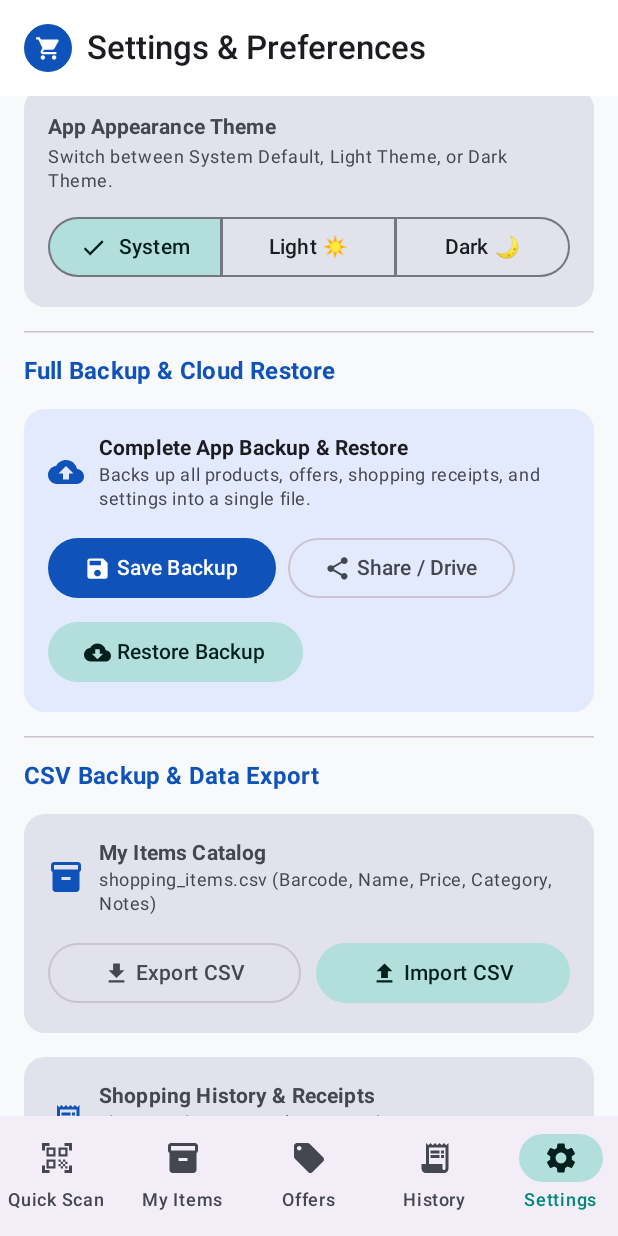
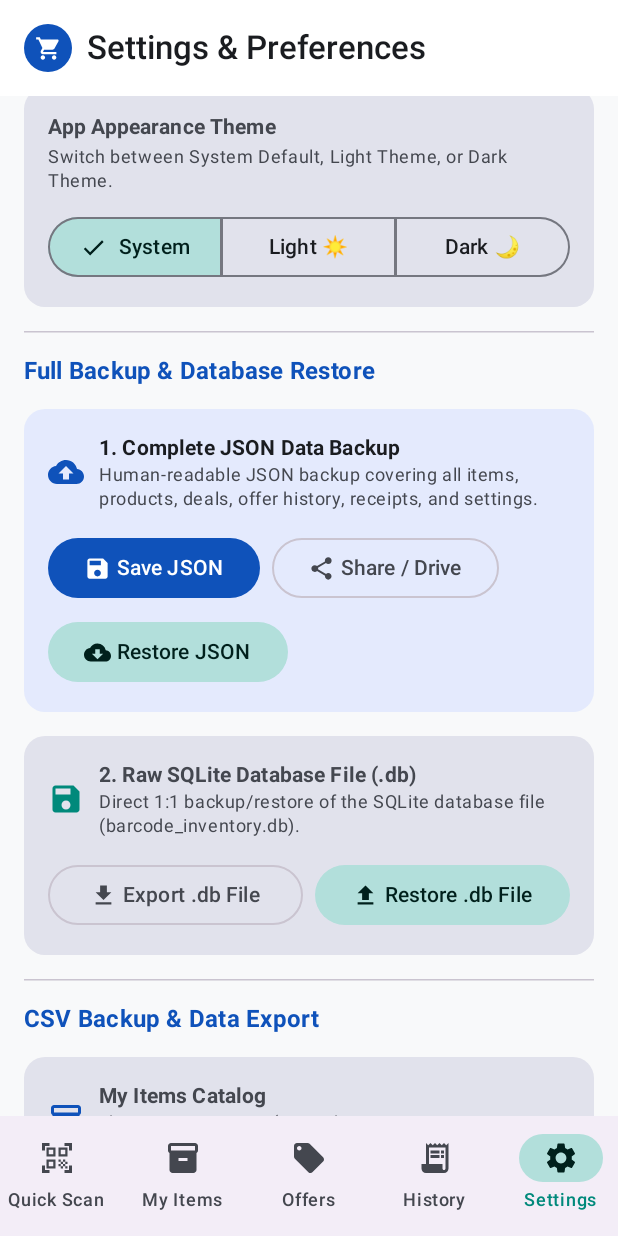
Before and after one commit to gabrieldeak/shopping-tracker, an Android app built with Jetpack Compose: the SettingsScreen screen opened through its navigation route, scrolled down 476 dp, on a phone screen of 412 x 824 dp. Run offline under Robolectric (Android 15) with nearby library versions, the phone set to English and light mode, and no system bars.

Commit message:
feat: Add explicit JSON and raw SQLite database (.db) backup/restore options

```diff
--- a/app/src/main/java/com/inventory/barcodetracker/ui/screens/settings/SettingsScreen.kt
+++ b/app/src/main/java/com/inventory/barcodetracker/ui/screens/settings/SettingsScreen.kt
@@ -96,6 +96,18 @@ fun SettingsScreen(
         contract = ActivityResultContracts.OpenDocument()
     ) { uri: Uri? ->
         uri?.let { viewModel.restoreFullBackup(contentResolver, it) }
+    }
+
+    val exportDatabaseLauncher = rememberLauncherForActivityResult(
+        contract = ActivityResultContracts.CreateDocument("application/octet-stream")
+    ) { uri: Uri? ->
+        uri?.let { viewModel.exportRawDatabase(context, contentResolver, it) }
+    }
+
+    val restoreDatabaseLauncher = rememberLauncherForActivityResult(
+        contract = ActivityResultContracts.OpenDocument()
+    ) { uri: Uri? ->
+        uri?.let { viewModel.importRawDatabase(context, contentResolver, it) }
     }
 
     Scaffold(
@@ -276,12 +288,13 @@ fun SettingsScreen(
 
             // Section: Full Backup & Restore
             Text(
-                text = "Full Backup & Cloud Restore",
+                text = "Full Backup & Database Restore",
                 style = MaterialTheme.typography.titleMedium,
                 fontWeight = FontWeight.Bold,
                 color = MaterialTheme.colorScheme.primary
             )
 
+            // JSON Full Backup Card
             Card(
                 modifier = Modifier.fillMaxWidth(),
                 shape = RoundedCornerShape(14.dp),
@@ -292,8 +305,8 @@ fun SettingsScreen(
                         Icon(Icons.Default.CloudUpload, contentDescription = null, tint = MaterialTheme.colorScheme.primary)
                         Spacer(modifier = Modifier.width(10.dp))
                         Column {
-                            Text("Complete App Backup & Restore", style = MaterialTheme.typography.titleSmall, fontWeight = FontWeight.Bold)
-                            Text("Backs up all products, offers, shopping receipts, and settings into a single file.", style = MaterialTheme.typography.bodySmall, color = MaterialTheme.colorScheme.onSurfaceVariant)
+                            Text("1. Complete JSON Data Backup", style = MaterialTheme.typography.titleSmall, fontWeight = FontWeight.Bold)
+                            Text("Human-readable JSON backup covering all items, products, deals, offer history, receipts, and settings.", style = MaterialTheme.typography.bodySmall, color = MaterialTheme.colorScheme.onSurfaceVariant)
                         }
                     }
 
@@ -308,7 +321,7 @@ fun SettingsScreen(
                         ) {
                             Icon(Icons.Default.Save, contentDescription = null, modifier = Modifier.size(18.dp))
                             Spacer(modifier = Modifier.width(4.dp))
-                            Text("Save Backup")
+                            Text("Save JSON")
                         }
 
                         OutlinedButton(
@@ -324,7 +337,50 @@ fun SettingsScreen(
                         ) {
                             Icon(Icons.Default.CloudDownload, contentDescription = null, modifier = Modifier.size(18.dp))
                             Spacer(modifier = Modifier.width(4.dp))
-                            Text("Restore Backup")
+                            Text("Restore JSON")
+                        }
+                    }
+                }
+            }
+
+            // Raw SQLite DB File Card
+            Card(
+                modifier = Modifier.fillMaxWidth(),
+                shape = RoundedCornerShape(14.dp),
+                colors = CardDefaults.cardColors(containerColor = MaterialTheme.colorScheme.surfaceVariant)
+            ) {
+                Column(modifier = Modifier.padding(16.dp)) {
+                    Row(verticalAlignment = Alignment.CenterVertically) {
+                        Icon(Icons.Default.Save, contentDescription = null, tint = MaterialTheme.colorScheme.secondary)
+                        Spacer(modifier = Modifier.width(10.dp))
+                        Column {
+                            Text("2. Raw SQLite Database File (.db)", style = MaterialTheme.typography.titleSmall, fontWeight = FontWeight.Bold)
+                            Text("Direct 1:1 backup/restore of the SQLite database file (barcode_inventory.db).", style = MaterialTheme.typography.bodySmall, color = MaterialTheme.colorScheme.onSurfaceVariant)
+                        }
+                    }
+
+                    Spacer(modifier = Modifier.height(14.dp))
+
+                    Row(
+                        modifier = Modifier.fillMaxWidth(),
+                        horizontalArrangement = Arrangement.spacedBy(8.dp)
+                    ) {
+                        OutlinedButton(
+                            onClick = { exportDatabaseLauncher.launch("barcode_inventory.db") },
+                            modifier = Modifier.weight(1f)
+                        ) {
+                            Icon(Icons.Default.FileDownload, contentDescription = null, modifier = Modifier.size(18.dp))
+                            Spacer(modifier = Modifier.width(4.dp))
+                            Text("Export .db File")
+                        }
+
+                        FilledTonalButton(
+                            onClick = { restoreDatabaseLauncher.launch(arrayOf("*/*")) },
+                            modifier = Modifier.weight(1f)
+                        ) {
+                            Icon(Icons.Default.FileUpload, contentDescription = null, modifier = Modifier.size(18.dp))
+                            Spacer(modifier = Modifier.width(4.dp))
+                            Text("Restore .db File")
                         }
                     }
                 }
```
Also changed, not shown: app/src/main/java/com/inventory/barcodetracker/ui/screens/settings/SettingsViewModel.kt (+30 -0 lines).
